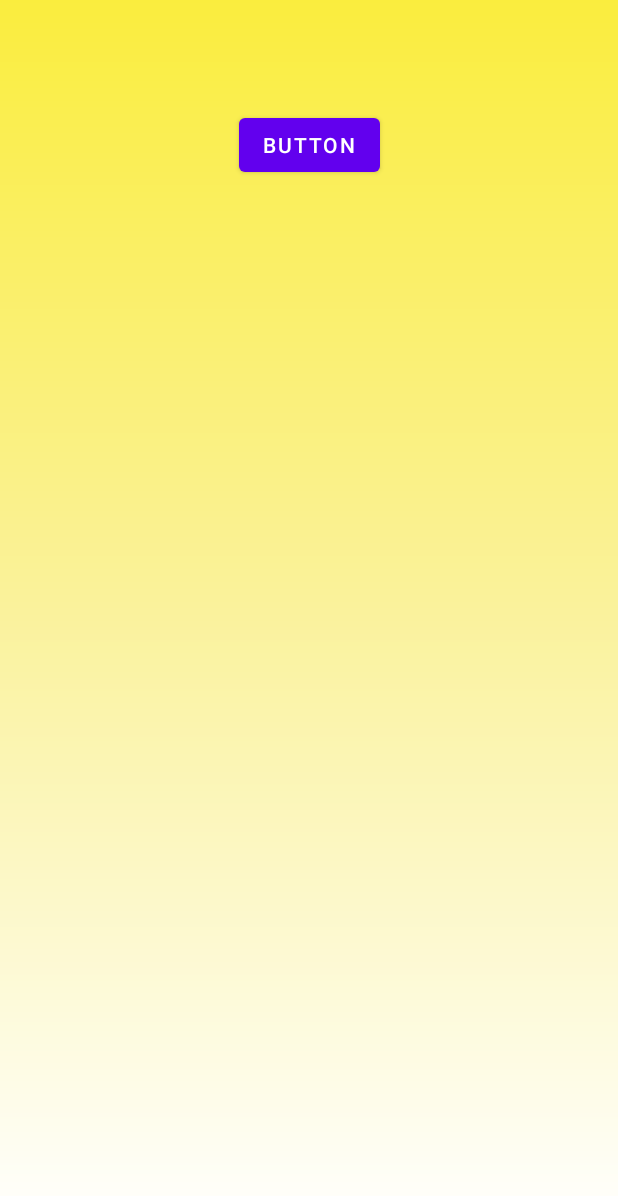
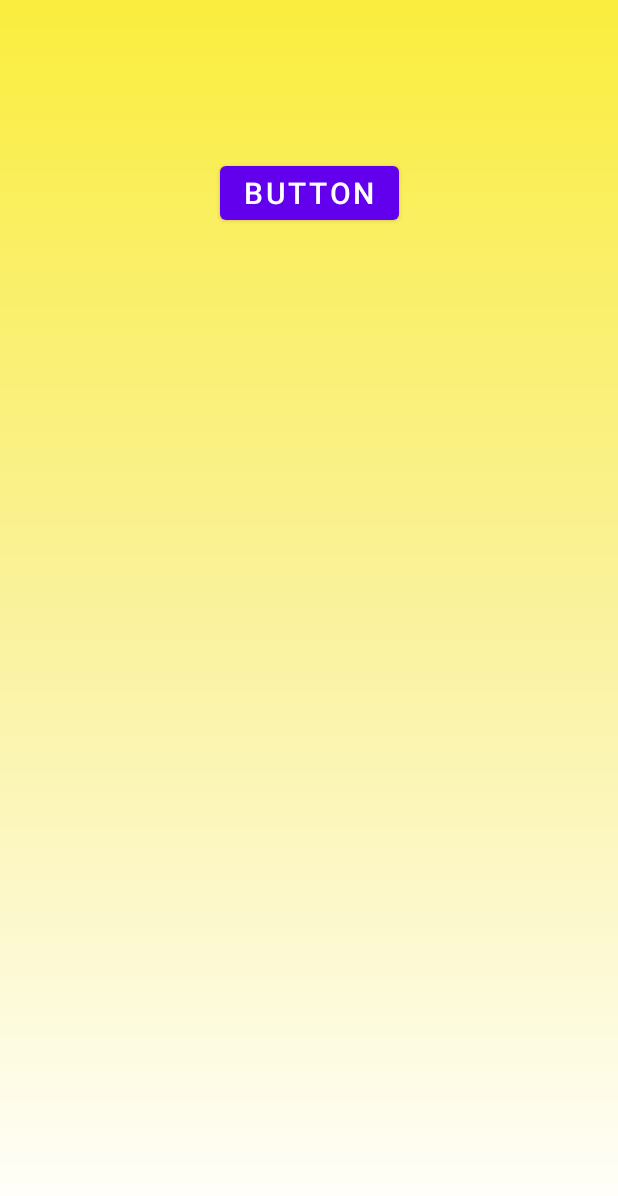
Before and after one commit to ricardoszpo/Dep, an Android app: the layout activity_telapesquisa.xml on its own in the app's theme, with its tools: preview values and no code run, on a phone screen of 412 x 824 dp. Shown: the top 1196 px of the screen. Run offline under Robolectric (Android 15) with nearby library versions, the phone set to English and light mode, and no system bars.

Commit message:
atualização

```diff
--- a/projeto/app/src/main/res/layout/activity_telapesquisa.xml
+++ b/projeto/app/src/main/res/layout/activity_telapesquisa.xml
@@ -14,7 +14,7 @@
         android:layout_marginStart="50dp"
         android:layout_marginTop="20dp"
         android:layout_marginEnd="50dp"
-        android:textSize="24sp"
+        android:textSize="48sp"
         app:layout_constraintBottom_toBottomOf="parent"
         app:layout_constraintEnd_toEndOf="parent"
         app:layout_constraintStart_toStartOf="parent"
@@ -29,6 +29,7 @@
         android:layout_marginTop="20dp"
         android:layout_marginEnd="50dp"
         android:text="Button"
+        android:textSize="20sp"
         app:layout_constraintBottom_toBottomOf="parent"
         app:layout_constraintEnd_toEndOf="parent"
         app:layout_constraintStart_toStartOf="parent"
@@ -37,14 +38,15 @@
 
     <Button
         android:id="@+id/excelente"
-        android:layout_width="0dp"
-        android:layout_height="wrap_content"
+        android:layout_width="300dp"
+        android:layout_height="70dp"
         android:layout_marginStart="500dp"
         android:layout_marginTop="20dp"
         android:layout_marginEnd="500dp"
         android:backgroundTint="#4CC600"
         android:onClick="excelente"
         android:text="EXCELENTE"
+        android:textSize="20sp"
         app:layout_constraintBottom_toBottomOf="parent"
         app:layout_constraintEnd_toEndOf="parent"
         app:layout_constraintStart_toStartOf="parent"
@@ -53,30 +55,32 @@
 
     <Button
         android:id="@+id/bom"
-        android:layout_width="0dp"
-        android:layout_height="wrap_content"
+        android:layout_width="300dp"
+        android:layout_height="70dp"
         android:layout_marginStart="500dp"
-        android:layout_marginTop="10dp"
+        android:layout_marginTop="20dp"
         android:layout_marginEnd="500dp"
         android:backgroundTint="#1A6106"
         android:onClick="bom"
         android:text="BOM"
+        android:textSize="20sp"
         app:layout_constraintBottom_toBottomOf="parent"
         app:layout_constraintEnd_toEndOf="parent"
         app:layout_constraintStart_toStartOf="parent"
-        app:layout_constraintTop_toBottomOf="@+id/button"
+        app:layout_constraintTop_toBottomOf="@+id/excelente"
         app:layout_constraintVertical_bias="0.0" />
 
     <Button
         android:id="@+id/regular"
-        android:layout_width="0dp"
-        android:layout_height="wrap_content"
+        android:layout_width="300dp"
+        android:layout_height="70dp"
         android:layout_marginStart="500dp"
-        android:layout_marginTop="10dp"
+        android:layout_marginTop="20dp"
         android:layout_marginEnd="500dp"
         android:backgroundTint="#494949"
         android:onClick="regular"
         android:text="REGULAR"
+        android:textSize="20sp"
         app:layout_constraintBottom_toBottomOf="parent"
         app:layout_constraintEnd_toEndOf="parent"
         app:layout_constraintStart_toStartOf="parent"
@@ -85,14 +89,15 @@
 
     <Button
         android:id="@+id/ruim"
-        android:layout_width="0dp"
-        android:layout_height="wrap_content"
+        android:layout_width="300dp"
+        android:layout_height="70dp"
         android:layout_marginStart="500dp"
-        android:layout_marginTop="10dp"
+        android:layout_marginTop="20dp"
         android:layout_marginEnd="500dp"
         android:backgroundTint="#850000"
         android:onClick="ruim"
         android:text="RUIM"
+        android:textSize="20sp"
         app:layout_constraintBottom_toBottomOf="parent"
         app:layout_constraintEnd_toEndOf="parent"
         app:layout_constraintStart_toStartOf="parent"
@@ -101,14 +106,15 @@
 
     <Button
         android:id="@+id/pessimo"
-        android:layout_width="0dp"
-        android:layout_height="wrap_content"
+        android:layout_width="300dp"
+        android:layout_height="70dp"
         android:layout_marginStart="500dp"
-        android:layout_marginTop="10dp"
+        android:layout_marginTop="20dp"
         android:layout_marginEnd="500dp"
         android:backgroundTint="#D50101"
         android:onClick="pessimo"
         android:text="PÉSSIMO"
+        android:textSize="20sp"
         app:layout_constraintBottom_toBottomOf="parent"
         app:layout_constraintEnd_toEndOf="parent"
         app:layout_constraintStart_toStartOf="parent"
```
Also changed, not shown: projeto/app/src/main/java/com/example/projeto/demonstrativo.java (+6 -6 lines), projeto/app/src/main/res/layout/activity_sugestoes.xml (+20 -18 lines).
